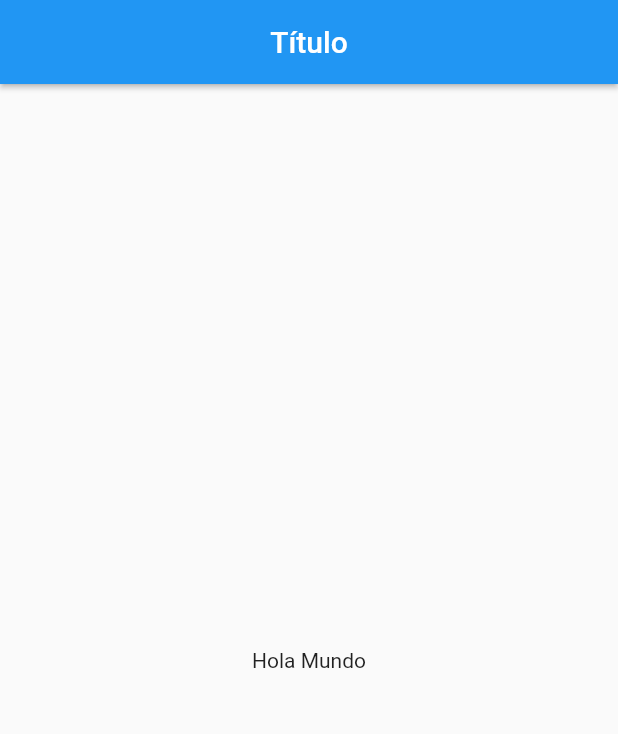
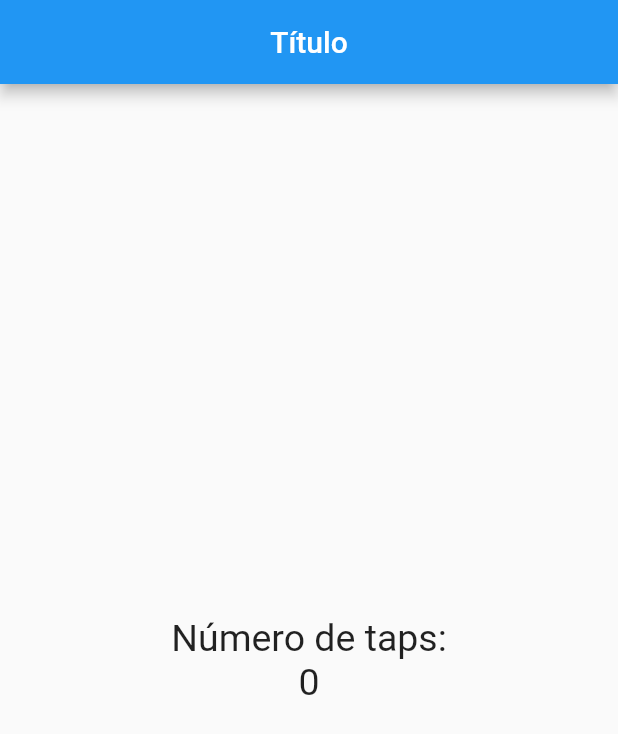
Before and after one commit to Jonathanrrs/Flutter-curso, a Flutter app: the screen it shows after launch, on a phone screen of 412 x 824 dp. Shown: the top 734 px of the screen. Run offline on Flutter 3.47's test engine with Material 2 defaults, Android fonts, the phone set to English and light mode, and no system bars.

Commit message:
Columnas y estilos

```diff
--- a/flutter_vscode/lib/src/pages/home_page.dart
+++ b/flutter_vscode/lib/src/pages/home_page.dart
@@ -1,6 +1,11 @@
 import 'package:flutter/material.dart';
 
 class HomePage extends StatelessWidget {
+  // TextStyle estiloTexto = new TextStyle(fontSize: 25); /* esto lo marca como inmutable, caracteristica de statelesswidget */
+  final estiloTexto = new TextStyle(
+      fontSize:
+          25); /* esto lo marca como inmutable, caracteristica de statelesswidget */
+
   @override
   Widget build(BuildContext context) {
     return Scaffold(
@@ -8,10 +13,21 @@ class HomePage extends StatelessWidget {
         appBar: AppBar(
           title: Text('Título'),
           centerTitle: true,
-          elevation: 1.5,
         ),
         body: Center(
-          child: Text('Hola Mundo'),
-        ));
+            child: Column(
+          /* para poner varios elemenetos se necesita en columna */
+          mainAxisAlignment: MainAxisAlignment.center,
+          /* esto lo centran con el mainAxisAligment puedes centrarlo de varias maneras */
+          children: <Widget>[
+            Text(
+              'Número de taps:',
+              style: estiloTexto,
+            ),
+            Text('0', style: estiloTexto),
+          ],
+        )
+            /* no se puede poner otro child abajo, solo 1 */
+            ));
   }
 }
```
